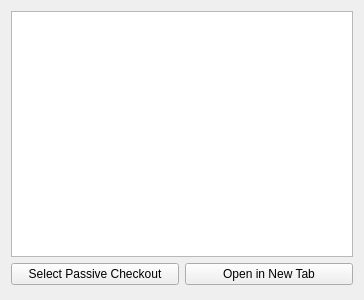
This is atef/ui/passive_edit_widget.ui in pcdshub/atef as Qt 5 draws it before an edit. The edited form follows.
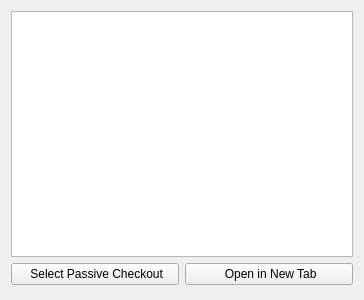
This is the edited form.

Commit message: GUI: add icons to select and open buttons

What changed in the file:
```diff
--- a/atef/ui/passive_edit_widget.ui
+++ b/atef/ui/passive_edit_widget.ui
@@ -25,14 +25,26 @@
      <item>
       <widget class="QPushButton" name="select_button">
        <property name="text">
-        <string>Select Passive Checkout</string>
+        <string> Select Passive Checkout</string>
+       </property>
+       <property name="iconSize">
+        <size>
+         <width>20</width>
+         <height>20</height>
+        </size>
        </property>
       </widget>
      </item>
      <item>
       <widget class="QPushButton" name="open_button">
        <property name="text">
-        <string>Open in New Tab</string>
+        <string> Open in New Tab</string>
+       </property>
+       <property name="iconSize">
+        <size>
+         <width>20</width>
+         <height>20</height>
+        </size>
        </property>
       </widget>
      </item>
```
The commit also changes 1 other file.
